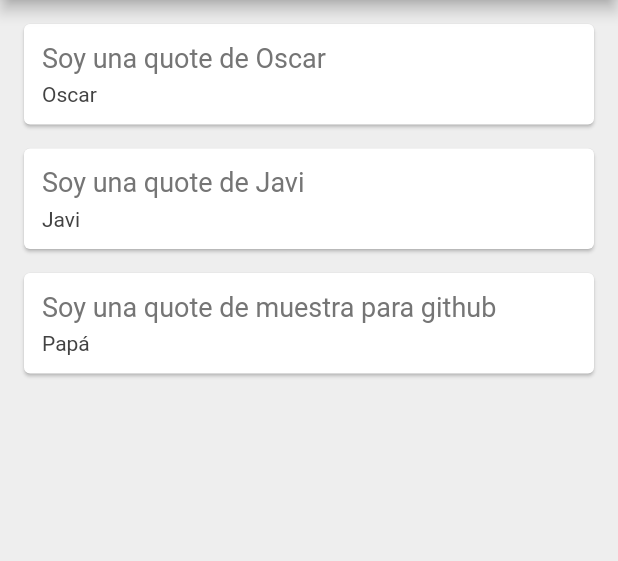
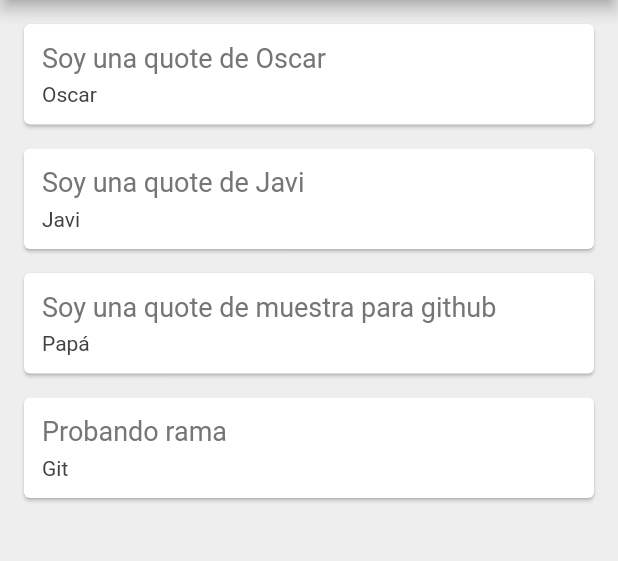
Before and after one commit to JavierGold/learning-flutter, a Flutter app: the screen it shows after launch, on a phone screen of 412 x 824 dp, the part 84-645 px from its top. Run offline on Flutter 3.47's test engine with Material 2 defaults, Android fonts, the light colour scheme and no system bars.

Commit message:
probando nueva rama

```diff
--- a/quotes/lib/main.dart
+++ b/quotes/lib/main.dart
@@ -16,6 +16,7 @@ class _QuoteListState extends State<QuoteList> {
     Quote(text: 'Soy una quote de Oscar', author: 'Oscar'),
     Quote(text: 'Soy una quote de Javi', author: 'Javi'),
     Quote(text: 'Soy una quote de muestra para github', author: 'Papá'),
+    Quote(text: 'Probando rama', author: 'Git'),
 
   ];
 
```
